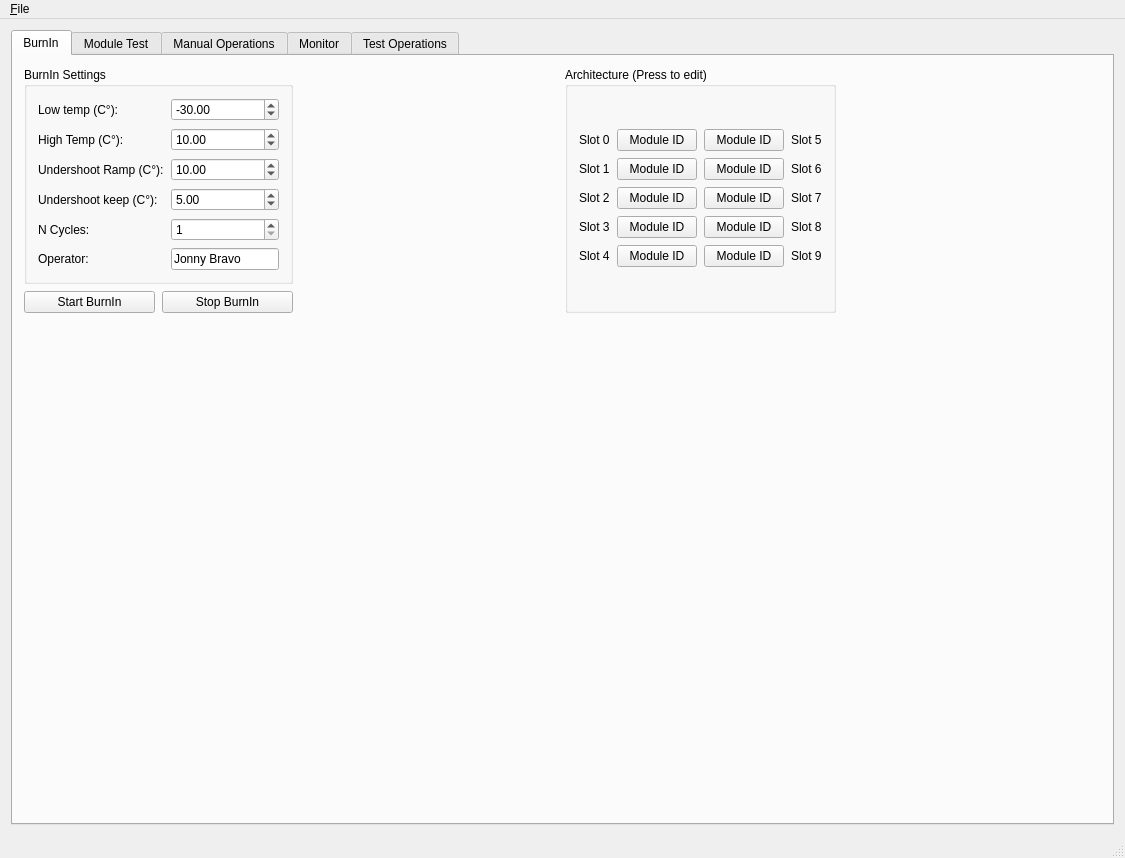
Before: the Qt Designer form GUI.ui in pisaoutertracker/BurnIn_Controller, drawn with Qt 5.
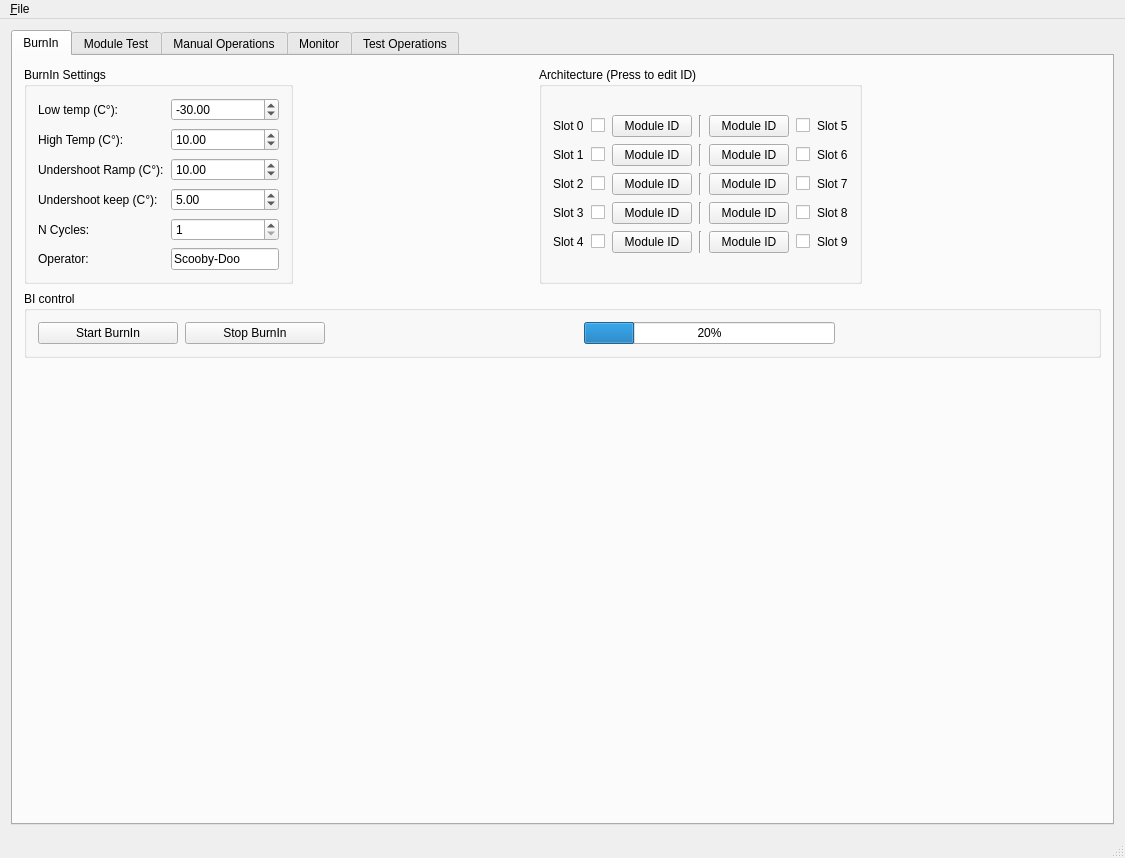
After: the same form once the commit is applied. Icons and pictures are not drawn. Custom widgets are drawn as their Qt base class.

Commit message: BI slot enabling added

Patch:
```diff
--- a/GUI.ui
+++ b/GUI.ui
@@ -156,31 +156,13 @@
                <item row="6" column="1">
                 <widget class="QLineEdit" name="lineEdit">
                  <property name="text">
-                  <string>Jonny Bravo</string>
+                  <string>Scooby-Doo</string>
                  </property>
                 </widget>
                </item>
               </layout>
              </widget>
             </item>
-            <item>
-             <layout class="QHBoxLayout" name="horizontalLayout_12">
-              <item>
-               <widget class="QPushButton" name="BI_Start_btn">
-                <property name="text">
-                 <string>Start BurnIn</string>
-                </property>
-               </widget>
-              </item>
-              <item>
-               <widget class="QPushButton" name="BI_Stop_btn">
-                <property name="text">
-                 <string>Stop BurnIn</string>
-                </property>
-               </widget>
-              </item>
-             </layout>
-            </item>
            </layout>
           </item>
           <item>
@@ -201,7 +183,7 @@
             <item>
              <widget class="QGroupBox" name="groupBox_14">
               <property name="title">
-               <string>Architecture (Press to edit)</string>
+               <string>Architecture (Press to edit ID)</string>
               </property>
               <layout class="QVBoxLayout" name="verticalLayout_18">
                <item>
@@ -213,73 +195,87 @@
                    </property>
                   </widget>
                  </item>
-                 <item row="1" column="2">
-                  <widget class="QPushButton" name="BI_Mod0ID_btn">
-                   <property name="text">
-                    <string>Module ID</string>
-                   </property>
-                  </widget>
-                 </item>
-                 <item row="1" column="3">
-                  <widget class="QPushButton" name="BI_Mod5ID_btn">
-                   <property name="text">
-                    <string>Module ID</string>
-                   </property>
-                  </widget>
-                 </item>
-                 <item row="2" column="2">
+                 <item row="2" column="3">
                   <widget class="QPushButton" name="BI_Mod1ID_btn">
                    <property name="text">
                     <string>Module ID</string>
                    </property>
                   </widget>
                  </item>
-                 <item row="7" column="2">
+                 <item row="1" column="5">
+                  <widget class="QPushButton" name="BI_Mod5ID_btn">
+                   <property name="text">
+                    <string>Module ID</string>
+                   </property>
+                  </widget>
+                 </item>
+                 <item row="7" column="3">
                   <widget class="QPushButton" name="BI_Mod4ID_btn">
                    <property name="text">
                     <string>Module ID</string>
                    </property>
                   </widget>
                  </item>
-                 <item row="2" column="3">
+                 <item row="1" column="3">
+                  <widget class="QPushButton" name="BI_Mod0ID_btn">
+                   <property name="text">
+                    <string>Module ID</string>
+                   </property>
+                  </widget>
+                 </item>
+                 <item row="2" column="5">
                   <widget class="QPushButton" name="BI_Mod6ID_btn">
                    <property name="text">
                     <string>Module ID</string>
                    </property>
                   </widget>
                  </item>
-                 <item row="5" column="2">
-                  <widget class="QPushButton" name="BI_Mod3ID_btn">
+                 <item row="7" column="5">
+                  <widget class="QPushButton" name="BI_Mod9ID_btn">
                    <property name="text">
                     <string>Module ID</string>
                    </property>
                   </widget>
                  </item>
-                 <item row="3" column="2">
-                  <widget class="QPushButton" name="BI_Mod2ID_btn">
-                   <property name="text">
-                    <string>Module ID</string>
-                   </property>
-                  </widget>
-                 </item>
-                 <item row="5" column="3">
+                 <item row="5" column="5">
                   <widget class="QPushButton" name="BI_Mod8ID_btn">
                    <property name="text">
                     <string>Module ID</string>
                    </property>
                   </widget>
                  </item>
+                 <item row="5" column="3">
+                  <widget class="QPushButton" name="BI_Mod3ID_btn">
+                   <property name="text">
+                    <string>Module ID</string>
+                   </property>
+                  </widget>
+                 </item>
                  <item row="3" column="3">
+                  <widget class="QPushButton" name="BI_Mod2ID_btn">
+                   <property name="text">
+                    <string>Module ID</string>
+                   </property>
+                  </widget>
+                 </item>
+                 <item row="3" column="5">
                   <widget class="QPushButton" name="BI_Mod7ID_btn">
                    <property name="text">
                     <string>Module ID</string>
                    </property>
                   </widget>
                  </item>
-                 <item row="7" column="3">
-                  <widget class="QPushButton" name="BI_Mod9ID_btn">
+                 <item row="1" column="7">
+                  <widget class="QLabel" name="label_77">
                    <property name="text">
-                    <string>Module ID</string>
+                    <string>Slot 5</string>
+                   </property>
+                  </widget>
+                 </item>
+                 <item row="5" column="1">
+                  <widget class="QLabel" name="label_75">
+                   <property name="text">
+                    <string>Slot 3</string>
                    </property>
                   </widget>
                  </item>
@@ -297,13 +293,6 @@
                    </property>
                   </widget>
                  </item>
-                 <item row="5" column="1">
-                  <widget class="QLabel" name="label_75">
-                   <property name="text">
-                    <string>Slot 3</string>
-                   </property>
-                  </widget>
-                 </item>
                  <item row="7" column="1">
                   <widget class="QLabel" name="label_76">
                    <property name="text">
@@ -311,41 +300,139 @@
                    </property>
                   </widget>
                  </item>
-                 <item row="1" column="4">
-                  <widget class="QLabel" name="label_77">
-                   <property name="text">
-                    <string>Slot 5</string>
-                   </property>
-                  </widget>
-                 </item>
-                 <item row="3" column="4">
+                 <item row="3" column="7">
                   <widget class="QLabel" name="label_79">
                    <property name="text">
                     <string>Slot 7</string>
                    </property>
                   </widget>
                  </item>
-                 <item row="7" column="4">
-                  <widget class="QLabel" name="label_72">
-                   <property name="text">
-                    <string>Slot 9</string>
-                   </property>
-                  </widget>
-                 </item>
-                 <item row="2" column="4">
+                 <item row="2" column="7">
                   <widget class="QLabel" name="label_78">
                    <property name="text">
                     <string>Slot 6</string>
                    </property>
                   </widget>
                  </item>
-                 <item row="5" column="4">
+                 <item row="7" column="7">
+                  <widget class="QLabel" name="label_72">
+                   <property name="text">
+                    <string>Slot 9</string>
+                   </property>
+                  </widget>
+                 </item>
+                 <item row="5" column="7">
                   <widget class="QLabel" name="label_80">
                    <property name="text">
                     <string>Slot 8</string>
                    </property>
                   </widget>
                  </item>
+                 <item row="1" column="4">
+                  <widget class="Line" name="line_3">
+                   <property name="orientation">
+                    <enum>Qt::Vertical</enum>
+                   </property>
+                  </widget>
+                 </item>
+                 <item row="3" column="4">
+                  <widget class="Line" name="line_5">
+                   <property name="orientation">
+                    <enum>Qt::Vertical</enum>
+                   </property>
+                  </widget>
+                 </item>
+                 <item row="7" column="4">
+                  <widget class="Line" name="line_7">
+                   <property name="orientation">
+                    <enum>Qt::Vertical</enum>
+                   </property>
+                  </widget>
+                 </item>
+                 <item row="2" column="4">
+                  <widget class="Line" name="line_4">
+                   <property name="orientation">
+                    <enum>Qt::Vertical</enum>
+                   </property>
+                  </widget>
+                 </item>
+                 <item row="1" column="2">
+                  <widget class="QCheckBox" name="BI_Mod0_cb">
+                   <property name="text">
+                    <string/>
+                   </property>
+                  </widget>
+                 </item>
+                 <item row="5" column="4">
+                  <widget class="Line" name="line_6">
+                   <property name="orientation">
+                    <enum>Qt::Vertical</enum>
+                   </property>
+                  </widget>
+                 </item>
+                 <item row="3" column="2">
+                  <widget class="QCheckBox" name="BI_Mod2_cb">
+                   <property name="text">
+                    <string/>
+                   </property>
+                  </widget>
+                 </item>
+                 <item row="7" column="2">
+                  <widget class="QCheckBox" name="BI_Mod4_cb">
+                   <property name="text">
+                    <string/>
+                   </property>
+                  </widget>
+                 </item>
+                 <item row="5" column="2">
+                  <widget class="QCheckBox" name="BI_Mod3_cb">
+                   <property name="text">
+                    <string/>
+                   </property>
+                  </widget>
+                 </item>
+                 <item row="3" column="6">
+                  <widget class="QCheckBox" name="BI_Mod7_cb">
+                   <property name="text">
+                    <string/>
+                   </property>
+                  </widget>
+                 </item>
+                 <item row="5" column="6">
+                  <widget class="QCheckBox" name="BI_Mod8_cb">
+                   <property name="text">
+                    <string/>
+                   </property>
+                  </widget>
+                 </item>
+                 <item row="2" column="6">
+                  <widget class="QCheckBox" name="BI_Mod6_cb">
+                   <property name="text">
+                    <string/>
+                   </property>
+                  </widget>
+                 </item>
+                 <item row="1" column="6">
+                  <widget class="QCheckBox" name="BI_Mod5_cb">
+                   <property name="text">
+                    <string/>
+                   </property>
+                  </widget>
+                 </item>
+                 <item row="7" column="6">
+                  <widget class="QCheckBox" name="BI_Mod9_cb">
+                   <property name="text">
+                    <string/>
+                   </property>
+                  </widget>
+                 </item>
+                 <item row="2" column="2">
+                  <widget class="QCheckBox" name="BI_Mod1_cb">
+                   <property name="text">
+                    <string/>
+                   </property>
+                  </widget>
+                 </item>
                 </layout>
                </item>
               </layout>
@@ -368,6 +455,87 @@
           </item>
          </layout>
         </item>
+        <item>
+         <widget class="QGroupBox" name="groupBox_16">
+          <property name="title">
+           <string>BI control</string>
+          </property>
+          <layout class="QVBoxLayout" name="verticalLayout_9">
+           <item>
+            <layout class="QHBoxLayout" name="horizontalLayout_14">
+             <item>
+              <widget class="QPushButton" name="BI_Start_btn">
+               <property name="minimumSize">
+                <size>
+                 <width>140</width>
+                 <height>0</height>
+                </size>
+               </property>
+               <property name="text">
+                <string>Start BurnIn</string>
+               </property>
+              </widget>
+             </item>
+             <item>
+              <widget class="QPushButton" name="BI_Stop_btn">
+               <property name="minimumSize">
+                <size>
+                 <width>140</width>
+                 <height>0</height>
+                </size>
+               </property>
+               <property name="text">
+                <string>Stop BurnIn</string>
+               </property>
+              </widget>
+             </item>
+             <item>
+              <spacer name="horizontalSpacer_13">
+               <property name="orientation">
+                <enum>Qt::Horizontal</enum>
+               </property>
+               <property name="sizeHint" stdset="0">
+                <size>
+                 <width>40</width>
+                 <height>20</height>
+                </size>
+               </property>
+              </spacer>
+             </item>
+             <item>
+              <widget class="QProgressBar" name="progressBar">
+               <property name="maximumSize">
+                <size>
+                 <width>400</width>
+                 <height>16777215</height>
+                </size>
+               </property>
+               <property name="value">
+                <number>20</number>
+               </property>
+               <property name="textVisible">
+                <bool>true</bool>
+               </property>
+              </widget>
+             </item>
+             <item>
+              <spacer name="horizontalSpacer_15">
+               <property name="orientation">
+                <enum>Qt::Horizontal</enum>
+               </property>
+               <property name="sizeHint" stdset="0">
+                <size>
+                 <width>40</width>
+                 <height>20</height>
+                </size>
+               </property>
+              </spacer>
+             </item>
+            </layout>
+           </item>
+          </layout>
+         </widget>
+        </item>
         <item>
          <widget class="PlotWidget" name="GraphWidget" native="true">
           <property name="minimumSize">
```
The commit also changes 2 other files.
